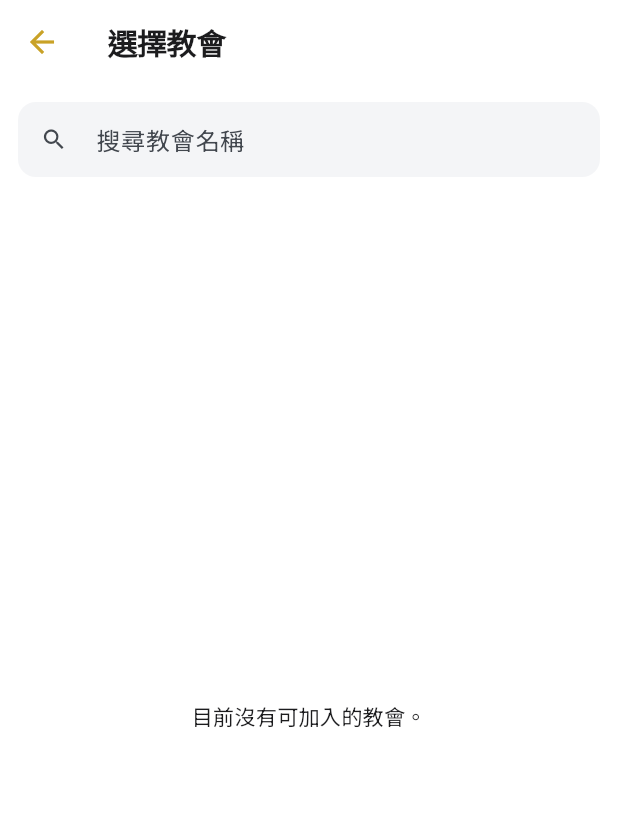
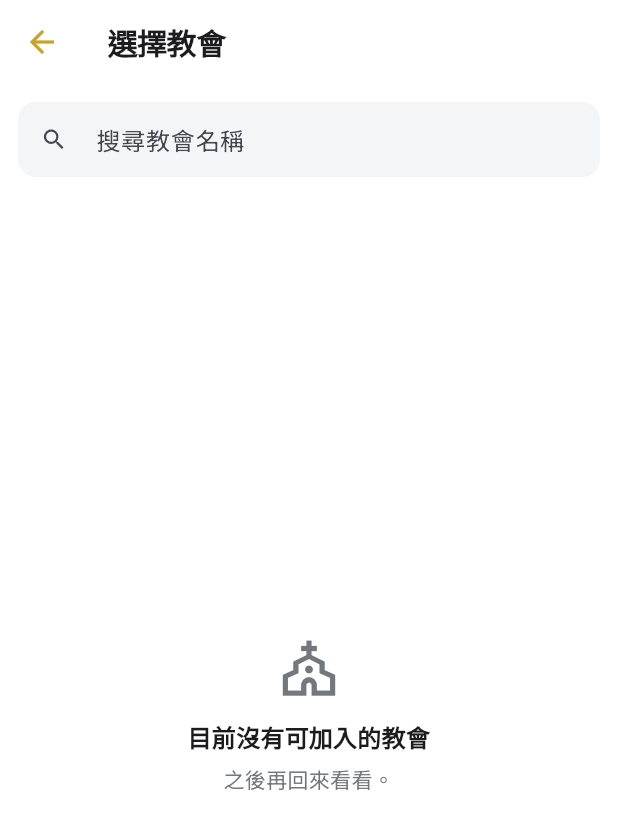
Before and after one commit to zhen-space/bible_app, a Flutter app: the ChurchPickerScreen screen opened directly, on a phone screen of 412 x 824 dp. Shown: the top 829 px of the screen. Run offline on Flutter 3.47's test engine with Material 3 defaults, Android fonts, the phone set to English and light mode, and no system bars; our stand-ins replace cloud_firestore, firebase_auth, firebase_core, flutter_riverpod, flutter_tts, google_sign_in and 6 more; missing offline and left inert: dart:js_interop, google_sign_in_web; accounts and stored records are empty.

Commit message:
feat: improve church search recovery

```diff
--- a/lib/screens/church_screen.dart
+++ b/lib/screens/church_screen.dart
@@ -3,6 +3,7 @@ import 'package:flutter_riverpod/flutter_riverpod.dart';
 
 import '../models/church.dart';
 import '../providers/providers.dart';
+import '../widgets/student_ux.dart';
 
 /// Me → 教會。完整 membership 狀態（none/pending/active/rejected/revoked）。
 /// **authorization-first**：pending/rejected/revoked 皆不授權；前端不得 self-approve/switch/revoke。
@@ -20,7 +21,10 @@ class ChurchMembershipScreen extends ConsumerWidget {
           ? _pad(const Text('登入後才能設定教會。公開內容不受影響。'))
           : membershipAsync.when(
               loading: () => const Center(child: CircularProgressIndicator()),
-              error: (e, _) => _pad(Text('載入失敗：$e')),
+              error: (_, _) => StudentErrorState(
+                message: '教會會籍暫時載入失敗。',
+                onRetry: () => ref.invalidate(myMembershipProvider),
+              ),
               data: (m) => _body(context, ref, m),
             ),
     );
@@ -145,6 +149,13 @@ class ChurchPickerScreen extends ConsumerStatefulWidget {
 
 class _ChurchPickerScreenState extends ConsumerState<ChurchPickerScreen> {
   String _q = '';
+  final _searchController = TextEditingController();
+
+  @override
+  void dispose() {
+    _searchController.dispose();
+    super.dispose();
+  }
 
   @override
   Widget build(BuildContext context) {
@@ -155,6 +166,7 @@ class _ChurchPickerScreenState extends ConsumerState<ChurchPickerScreen> {
         Padding(
           padding: const EdgeInsets.all(12),
           child: TextField(
+            controller: _searchController,
             decoration: const InputDecoration(
               prefixIcon: Icon(Icons.search),
               hintText: '搜尋教會名稱',
@@ -167,16 +179,32 @@ class _ChurchPickerScreenState extends ConsumerState<ChurchPickerScreen> {
         Expanded(
           child: churchesAsync.when(
             loading: () => const Center(child: CircularProgressIndicator()),
-            error: (e, _) => Center(child: Text('載入失敗：$e')),
+            error: (_, _) => StudentErrorState(
+              message: '教會清單暫時載入失敗。',
+              onRetry: () => ref.invalidate(activeChurchesProvider),
+            ),
             data: (churches) {
               final list = churches
                   .where((c) => _q.isEmpty || c.name.contains(_q))
                   .toList();
               if (list.isEmpty) {
-                return const Center(
-                    child: Padding(
-                        padding: EdgeInsets.all(32),
-                        child: Text('目前沒有可加入的教會。')));
+                if (_q.isNotEmpty && churches.isNotEmpty) {
+                  return StudentEmptyState(
+                    title: '找不到符合「$_q」的教會',
+                    subtitle: '請試試其他名稱或地區關鍵字。',
+                    icon: Icons.search_off_outlined,
+                    actionLabel: '清除搜尋',
+                    onAction: () {
+                      _searchController.clear();
+                      setState(() => _q = '');
+                    },
+                  );
+                }
+                return const StudentEmptyState(
+                  title: '目前沒有可加入的教會',
+                  subtitle: '之後再回來看看。',
+                  icon: Icons.church_outlined,
+                );
               }
               return ListView(
                 children: [
```
